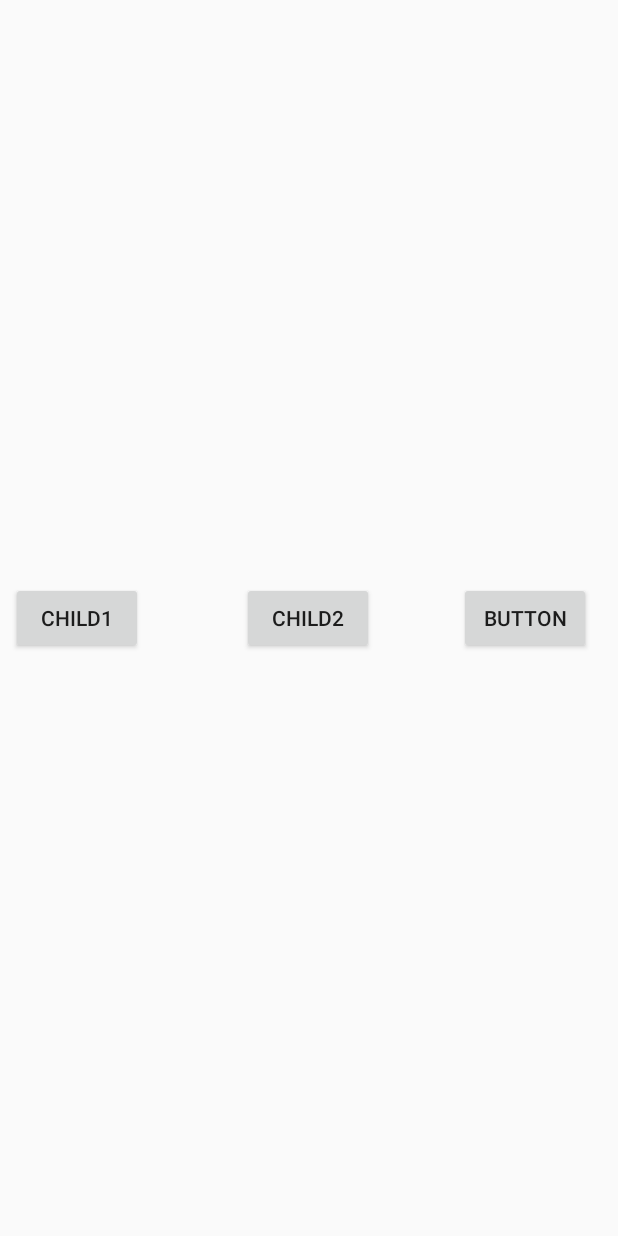
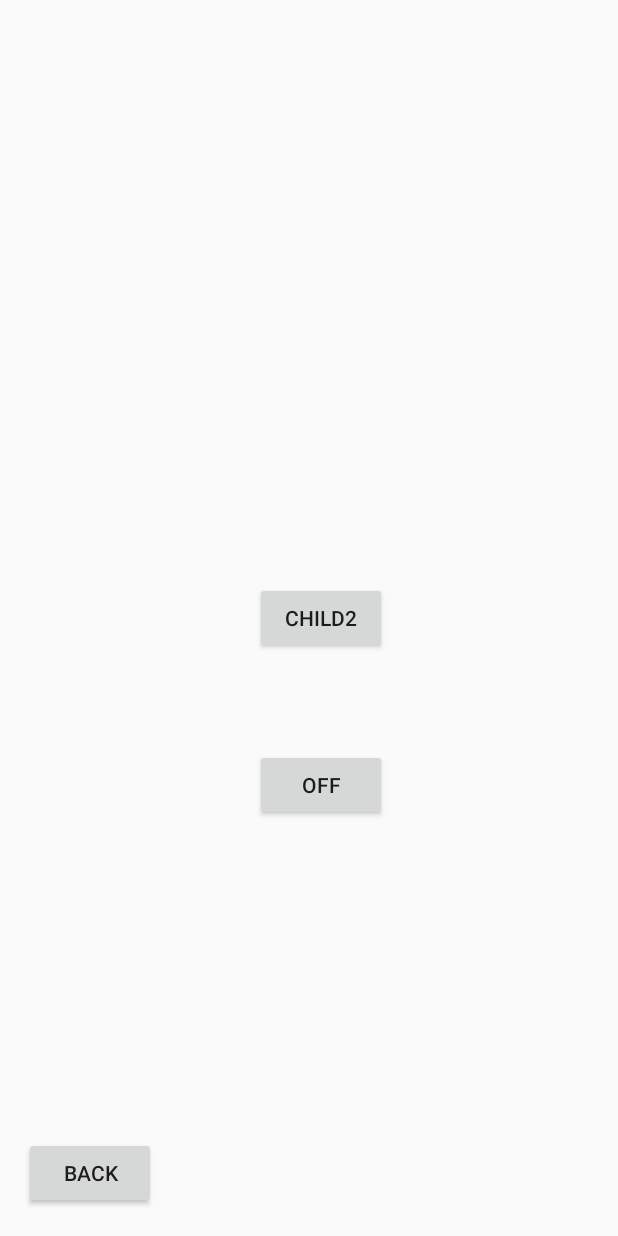
Before and after one commit to jorgeguz203/lab4, an Android app: the layout activity_main3.xml on its own in the app's theme, with its tools: preview values and no code run, on a phone screen of 412 x 824 dp. Run offline under Robolectric (Android 15) with nearby library versions, the phone set to English and light mode, and no system bars.

Commit message:
Commit and push

```diff
--- a/app/src/main/res/layout/activity_main.xml
+++ b/app/src/main/res/layout/activity_main3.xml
@@ -4,37 +4,36 @@
     xmlns:tools="http://schemas.android.com/tools"
     android:layout_width="match_parent"
     android:layout_height="match_parent"
-    tools:context="com.example.jorge.lab4.MainActivity">
+    tools:context="com.example.jorge.lab4.Main3Activity">
 
     <Button
-        android:id="@+id/button"
+        android:id="@+id/button5"
         android:layout_width="wrap_content"
         android:layout_height="wrap_content"
-        android:layout_marginEnd="9dp"
-        android:layout_marginStart="7dp"
-        android:text="Child1"
-        app:layout_constraintBaseline_toBaselineOf="@+id/button2"
-        app:layout_constraintEnd_toStartOf="@+id/button2"
-        app:layout_constraintHorizontal_chainStyle="spread_inside"
+        android:layout_marginBottom="18dp"
+        android:layout_marginStart="16dp"
+        android:text="back"
+        app:layout_constraintBottom_toBottomOf="parent"
         app:layout_constraintStart_toStartOf="parent" />
 
     <Button
-        android:id="@+id/button2"
+        android:id="@+id/buttonTorch"
         android:layout_width="wrap_content"
         android:layout_height="wrap_content"
+        android:layout_marginEnd="140dp"
+        android:layout_marginStart="140dp"
         android:text="Child2"
         app:layout_constraintBottom_toBottomOf="parent"
-        app:layout_constraintEnd_toStartOf="@+id/button3"
-        app:layout_constraintStart_toEndOf="@+id/button"
+        app:layout_constraintEnd_toEndOf="parent"
+        app:layout_constraintStart_toStartOf="@+id/button5"
         app:layout_constraintTop_toTopOf="parent" />
 
     <Button
-        android:id="@+id/button3"
+        android:id="@+id/buttonOff"
         android:layout_width="wrap_content"
         android:layout_height="wrap_content"
-        android:layout_marginEnd="18dp"
-        android:text="Button"
-        app:layout_constraintBaseline_toBaselineOf="@+id/button2"
-        app:layout_constraintEnd_toEndOf="parent"
-        app:layout_constraintStart_toEndOf="@+id/button2" />
+        android:layout_marginTop="63dp"
+        android:text="off"
+        app:layout_constraintStart_toStartOf="@+id/buttonTorch"
+        app:layout_constraintTop_toBottomOf="@+id/buttonTorch" />
 </android.support.constraint.ConstraintLayout>
```
Also changed, not shown: app/src/main/AndroidManifest.xml (+12 -0 lines), app/src/main/java/com/example/jorge/lab4/Main2Activity.java (added, +45 -0 lines), app/src/main/java/com/example/jorge/lab4/Main3Activity.java (added, +55 -0 lines), app/src/main/java/com/example/jorge/lab4/Main4Activity.java (added, +41 -0 lines), app/src/main/java/com/example/jorge/lab4/MainActivity.java (+31 -0 lines), app/src/main/res/layout/activity_main2.xml (added, +28 -0 lines), app/src/main/res/layout/activity_main4.xml (added, +28 -0 lines).
